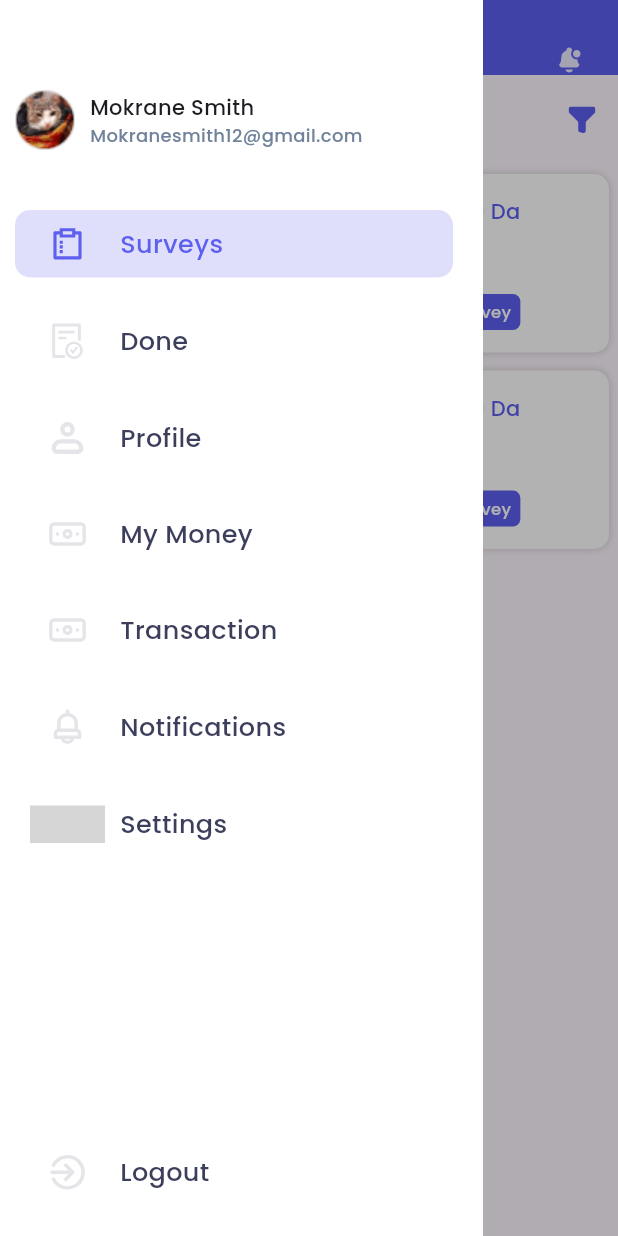
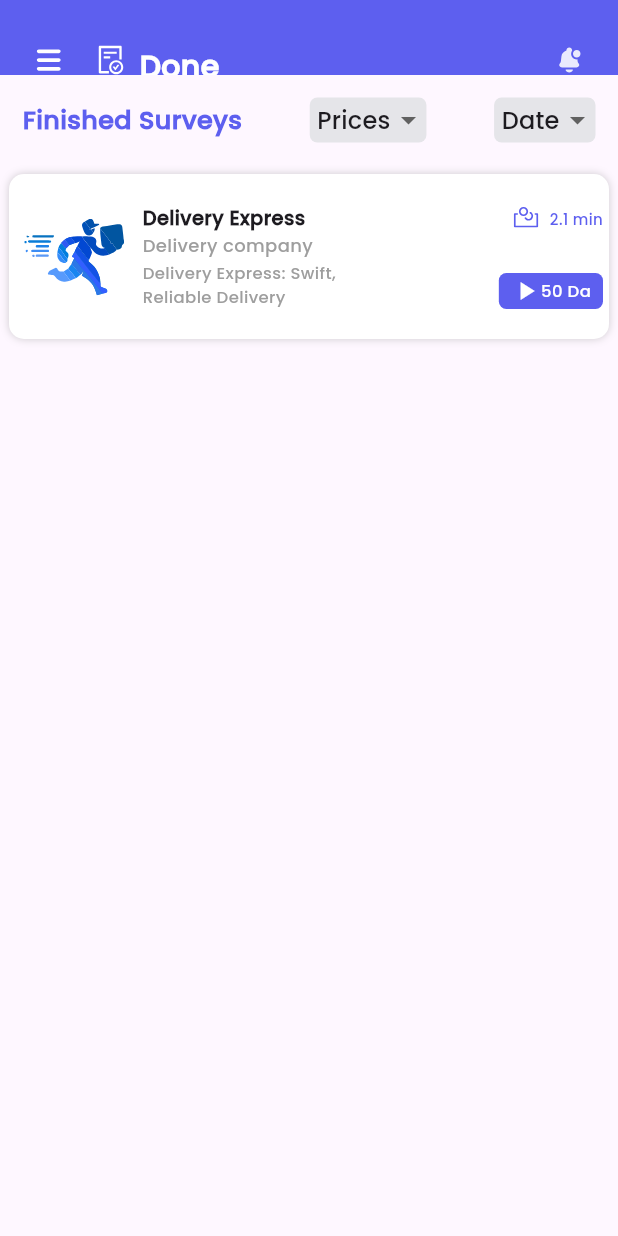
Before and after one commit to t-88/coscape-hackthone, a Flutter app: the screen it shows after launch, on a phone screen of 412 x 824 dp. Run offline on Flutter 3.47's test engine with Material 3 defaults, Android fonts, the phone set to English and light mode, and no system bars; our stand-ins replace flutter_svg, get; grey boxes are pictures that could not be loaded.

Commit message:
finshing done_surveys_page

```diff
--- a/lib/components/avaiable_and_filter.dart
+++ /dev/null
@@ -1,30 +0,0 @@
-import 'package:flutter/material.dart';
-import 'package:flutter_svg/flutter_svg.dart';
-
-class AvailableAndFilter extends StatelessWidget {
-  const AvailableAndFilter({
-    super.key,
-  });
-
-  @override
-  Widget build(BuildContext context) {
-    return Container(
-      padding: const EdgeInsets.symmetric(horizontal: 15),
-      margin: const EdgeInsets.symmetric(vertical: 15),
-      child: Row(
-        mainAxisAlignment: MainAxisAlignment.spaceBetween,
-        children: [
-          Text(
-            "Available Today",
-            style: TextStyle(
-              color: Color(0xFF5d5fef),
-              fontWeight: FontWeight.bold,
-              fontSize: 21,
-            ),
-          ),
-          SvgPicture.asset("assets/Filter.svg"),
-        ],
-      ),
-    );
-  }
-}
--- a/lib/components/survery_card.dart
+++ b/lib/components/survery_card.dart
@@ -1,4 +1,5 @@
 import 'package:coscape_mobile/components/measure_size.dart';
+import 'package:coscape_mobile/consts/colors.dart';
 import 'package:coscape_mobile/state/survey_controler.dart';
 import 'package:flutter/material.dart';
 import 'package:flutter_svg/flutter_svg.dart';
@@ -33,6 +34,7 @@ class SurveyCard extends StatelessWidget {
           color: Colors.white,
         ),
         child: Row(
+          mainAxisAlignment: MainAxisAlignment.spaceBetween,
           children: [
             Row(
               children: [
@@ -64,31 +66,6 @@ class SurveyCard extends StatelessWidget {
                         ),
                         SizedBox(height: 2),
                         Container(
-                          padding:
-                              EdgeInsets.symmetric(vertical: 2, horizontal: 6),
-                          decoration: BoxDecoration(
-                            color: Color(0xFF5d5fef),
-                            borderRadius: BorderRadius.circular(5),
-                          ),
-                          child: Row(
-                            children: [
-                              Icon(
-                                Icons.access_time_outlined,
-                                color: Colors.white,
-                                size: 15,
-                              ),
-                              SizedBox(width: 2),
-                              Text(
-                                "2.1 min",
-                                style: TextStyle(
-                                  color: Colors.white,
-                                  fontSize: 10,
-                                ),
-                              ),
-                            ],
-                          ),
-                        ),
-                        Container(
                           width: 150,
                           child: Text(
                             "Delivery Express: Swift, Reliable Delivery",
@@ -113,16 +90,23 @@ class SurveyCard extends StatelessWidget {
                   children: [
                     Row(
                       children: [
-                        SvgPicture.asset("assets/humbleicons_money.svg",
-                            height: 20),
-                        SizedBox(
-                          width: 5,
-                        ),
-                        Text(
-                          "50 Da",
-                          style: TextStyle(
-                            color: Color(0xFF5d5fef),
-                          ),
+                         Row(
+                            children: [
+                              SvgPicture.asset(
+                                "assets/humbleicons_money.svg",
+                                height: 20,
+                              ),
+                              SizedBox(width: 5),
+                              Text(
+
+                                "2.1 min",
+                                textAlign: TextAlign.end,
+                                style: TextStyle(
+                                  color: AppColors.BlueColor,
+                                  fontSize: 10,
+                                ),
+                              ),
+                            ],
                         ),
                       ],
                     ),
@@ -132,7 +116,7 @@ class SurveyCard extends StatelessWidget {
                       },
                       child: Container(
                         padding:
-                            EdgeInsets.symmetric(vertical: 2, horizontal: 6),
+                            EdgeInsets.symmetric(vertical: 2, horizontal: 8),
                         child: Row(
                           children: [
                             Icon(
@@ -141,7 +125,7 @@ class SurveyCard extends StatelessWidget {
                               size: 20,
                             ),
                             Text(
-                              "Start Survey",
+                              "50 Da",
                               style:
                                   TextStyle(color: Colors.white, fontSize: 11),
                             ),
--- /dev/null
+++ b/lib/components/text_and_filter.dart
@@ -0,0 +1,69 @@
+import 'package:coscape_mobile/consts/colors.dart';
+import 'package:flutter/material.dart';
+import 'package:flutter_svg/flutter_svg.dart';
+
+class TextAndFilter extends StatelessWidget {
+  const TextAndFilter({
+    super.key,
+    required this.text,
+  });
+
+  final String text;
+
+  @override
+  Widget build(BuildContext context) {
+    return Container(
+      padding: const EdgeInsets.symmetric(horizontal: 15),
+      margin: const EdgeInsets.symmetric(vertical: 15),
+      child: Row(
+        mainAxisAlignment: MainAxisAlignment.spaceBetween,
+        children: [
+          Text(
+            text,
+            style: TextStyle(
+              color: Color(0xFF5d5fef),
+              fontWeight: FontWeight.bold,
+              fontSize: 17,
+            ),
+          ),
+          CustomDropDownMenu(values : ["Prices","A","B","C"]),
+          CustomDropDownMenu(values : ["Date","A","B","C"]),
+        ],
+      ),
+    );
+  }
+}
+
+class CustomDropDownMenu extends StatelessWidget {
+  const CustomDropDownMenu({
+    super.key,
+    required this.values
+  });
+
+  final List<String> values;
+
+  @override
+  Widget build(BuildContext context) {
+    return Container(
+      height: 30,
+      padding: EdgeInsets.only(left: 5),
+      decoration: BoxDecoration(
+        color: AppColors.GreyColor,
+        borderRadius: BorderRadius.circular(5),
+      ),
+      child: DropdownButton(
+        value: values[0],
+        underline: SizedBox(),
+        items: values
+            .map(
+              (e) => DropdownMenuItem<String>(
+                value: e,
+                child: Text(e),
+              ),
+            )
+            .toList(),
+        onChanged: (_) {},
+      ),
+    );
+  }
+}
--- a/lib/components/wraped_drawer.dart
+++ b/lib/components/wraped_drawer.dart
@@ -51,13 +51,18 @@ class WrapedDrawer extends StatelessWidget {
       body: Stack(
         children: [
           widget,
+
+
+          false ?
           Positioned(
             child: Container(
               width: MediaQuery.of(context).size.width,
               height: MediaQuery.of(context).size.height,
               color: Colors.black.withOpacity(0.3),
             ),
-          ),
+          ) : SizedBox(),
+
+          false ?
           Positioned(
             child: Container(
               width: MediaQuery.of(context).size.width - 90,
@@ -103,7 +108,9 @@ class WrapedDrawer extends StatelessWidget {
                 ],
               ),
             ),
-          ),
+          ): SizedBox(),
+
+
         ],
       ),
     );
--- a/lib/consts/routes.dart
+++ b/lib/consts/routes.dart
@@ -1,4 +1,5 @@
 class Routes  {
   static String surveys_page = "/surveys-page";
   static String survey_questions_page = "/survey-questions-page";
+  static String done_page = "/done-page";
 }
--- a/lib/main.dart
+++ b/lib/main.dart
@@ -1,5 +1,6 @@
 import 'package:coscape_mobile/components/wraped_drawer.dart';
 import 'package:coscape_mobile/consts/routes.dart';
+import 'package:coscape_mobile/pages/done_page.dart';
 import 'package:coscape_mobile/pages/survey_page.dart';
 import 'package:coscape_mobile/pages/survey_questions_page.dart';
 import 'package:coscape_mobile/state/survey_controler.dart';
@@ -8,6 +9,7 @@ import 'package:get/get.dart';
 import 'package:get/get_navigation/get_navigation.dart';
 
 void main() {
+  Get.lazyPut(()=>SurveyControler());
   runApp(const MyApp());
 }
 
@@ -27,9 +29,11 @@ class MyApp extends StatelessWidget {
       routes: {
         Routes.surveys_page: (ctx) => WrapedDrawer(widget: SurveyPage()),
         Routes.survey_questions_page: (ctx) => SurveyQuestionsPage(),
+        Routes.done_page: (ctx) => DonePage(),
+
       },
-      initialRoute: Routes.surveys_page,
-      home: WrapedDrawer(widget: SurveyPage()),
+      initialRoute: Routes.done_page,
+      home: WrapedDrawer(widget: DonePage()),
 
     );
   }
--- /dev/null
+++ b/lib/pages/done_page.dart
@@ -0,0 +1,52 @@
+import 'package:coscape_mobile/components/custom_appbar.dart';
+import 'package:coscape_mobile/components/survery_card.dart';
+import 'package:coscape_mobile/components/text_and_filter.dart';
+import 'package:flutter/material.dart';
+import 'package:flutter/widgets.dart';
+import 'package:flutter_svg/flutter_svg.dart';
+
+class DonePage extends StatelessWidget {
+  const DonePage({super.key});
+
+  @override
+  Widget build(BuildContext context) {
+    return Scaffold(
+      body: Stack(
+        children: [
+          Column(
+            children: [
+              CustomAppBar(
+                title: Row(
+                  children: [
+                    SvgPicture.asset(
+                      "assets/Vector (11).svg",
+                      width: 18,
+                      color: Colors.white,
+                    ),
+                    SizedBox(width: 10),
+                    Text(
+                      "Done",
+                      style: TextStyle(
+                        color: Colors.white,
+                        fontWeight: FontWeight.bold,
+                        fontSize: 20,
+                      ),
+                    ),
+                  ],
+                ),
+              ),
+              TextAndFilter(
+                text: "Finished Surveys",
+              ),
+              Column(
+                children: [
+                  SurveyCard(on_details: () {}, on_start: () {}),
+                ],
+              )
+            ],
+          ),
+        ],
+      ),
+    );
+  }
+}
--- a/lib/pages/survey_page.dart
+++ b/lib/pages/survey_page.dart
@@ -1,4 +1,4 @@
-import 'package:coscape_mobile/components/avaiable_and_filter.dart';
+import 'package:coscape_mobile/components/text_and_filter.dart';
 import 'package:coscape_mobile/components/custom_appbar.dart';
 import 'package:coscape_mobile/components/popup_card.dart';
 import 'package:coscape_mobile/components/survery_card.dart';
@@ -17,7 +17,6 @@ class SurveyPage extends StatelessWidget {
     return PopScope(
       canPop: false,
       child: Scaffold(
-        drawer: Drawer(),
         body: Stack(
           children: [
             Column(
@@ -45,7 +44,7 @@ class SurveyPage extends StatelessWidget {
                   child: SingleChildScrollView(
                     child: Column(
                       children: [
-                        AvailableAndFilter(),
+                        TextAndFilter(text: "Available Today",),
                         SurveyCard(
                             on_details: survey_controler.view_survey_details,
                             on_start: survey_controler.start_survey),
```
